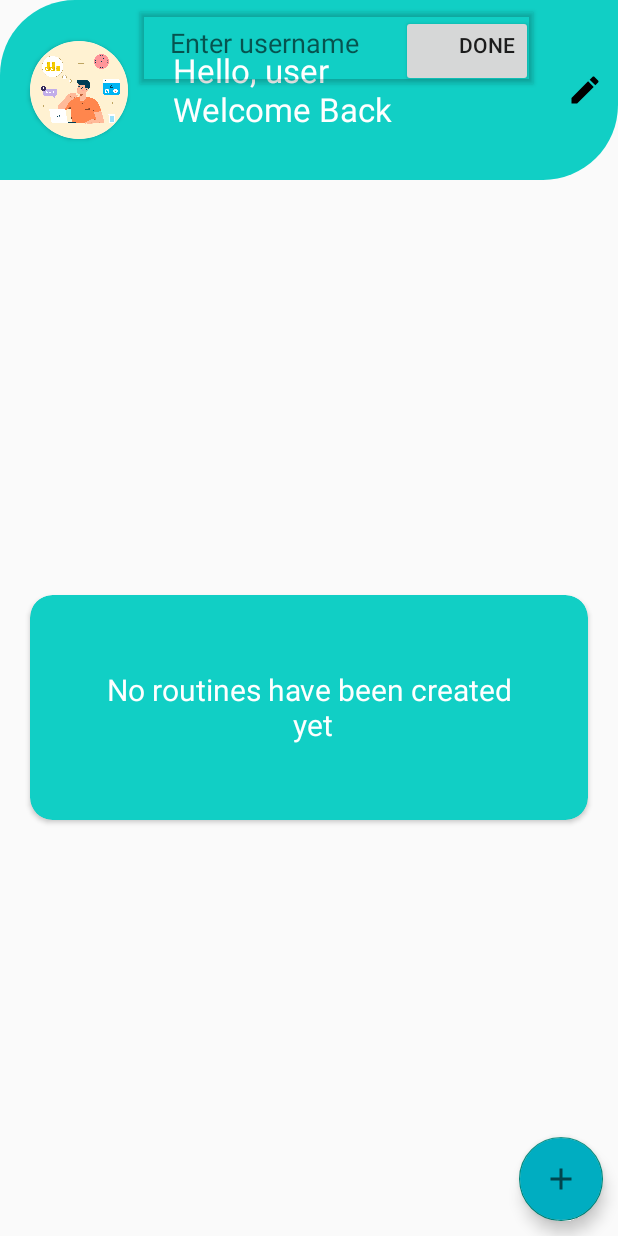
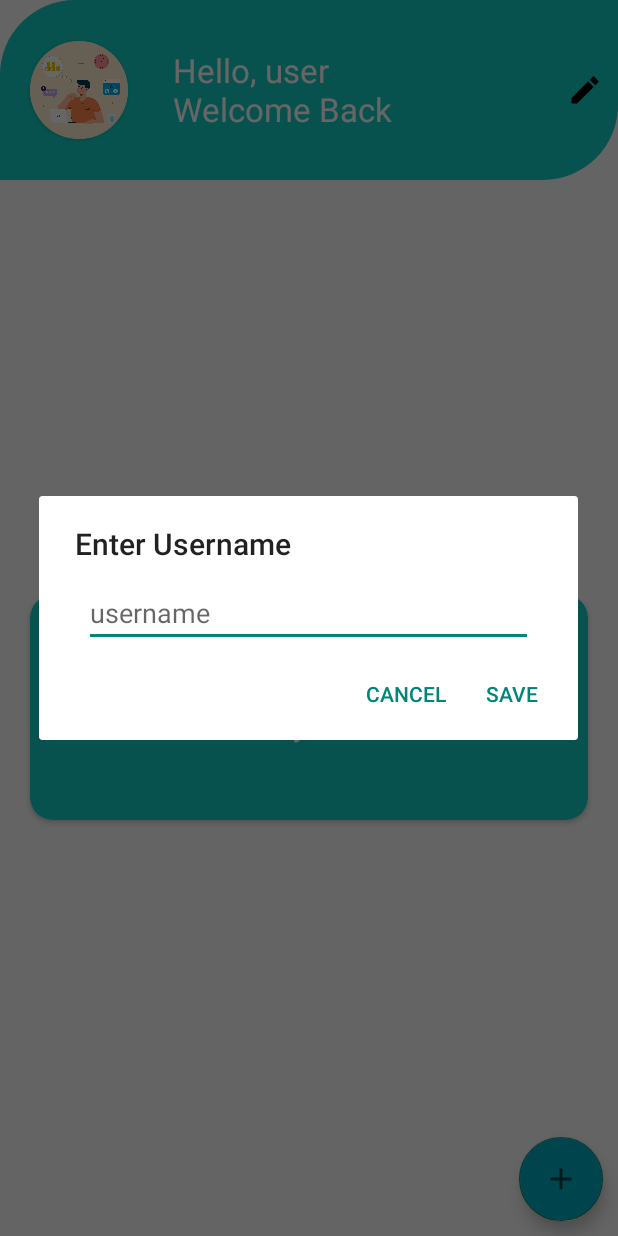
Before and after one commit to bhaveshppatil/_TickTask_, an Android app: the WelcomeActivity screen opened directly, with no data from a screen before it, after a tap on an icon or button, on a phone screen of 412 x 824 dp. Run offline under Robolectric (Android 15) with nearby library versions, the phone set to English and light mode, and no system bars; our stand-ins replace Room's generated code; Roboto replaces fonts that are not available here.

```diff
--- a/app/src/main/java/com/masai/myjournalapp/Views/WelcomeActivity.kt
+++ b/app/src/main/java/com/masai/myjournalapp/Views/WelcomeActivity.kt
@@ -4,10 +4,11 @@ import android.app.AlertDialog
 import android.app.DatePickerDialog
 import android.app.Dialog
 import android.app.TimePickerDialog
+import android.content.DialogInterface
 import android.os.Bundle
 import android.view.View
 import android.view.ViewGroup
-import android.widget.Toast
+import android.widget.*
 import androidx.appcompat.app.AppCompatActivity
 import androidx.lifecycle.Observer
 import androidx.lifecycle.ViewModelProviders
@@ -47,13 +48,43 @@ class WelcomeActivity : AppCompatActivity(), OnTaskItemClicked {
         supportActionBar?.hide()
 
         ivEditUsername.setOnClickListener {
-            crdUsername.visibility = View.VISIBLE
-            btnDone.setOnClickListener {
-                val username = etUsername.text.toString()
-                tvUserName.text = "Hello, $username \nWelcome Back"
-                crdUsername.visibility = View.GONE
-            }
+
+            val alert =  AlertDialog.Builder(this)
+            val edittext = EditText(this)
+            edittext.hint = "username"
+            edittext.maxLines = 1
+
+            val layout = FrameLayout(this)
+
+            layout.setPaddingRelative(45,15,45,0)
+
+            alert.setTitle("Enter Username")
+
+            layout.addView(edittext)
+
+            alert.setView(layout)
+
+            alert.setPositiveButton(getString(R.string.label_save), DialogInterface.OnClickListener {
+
+                    dialog, which ->
+                run {
+
+                    val qName = edittext.text.toString()
+                    tvUserName.text = "Hello, $qName \nWelcome Back"
+                }
+
+            })
+            alert.setNegativeButton(getString(R.string.label_cancel), DialogInterface.OnClickListener {
+
+                    dialog, which ->
+                run {
+                    dialog.dismiss()
+                }
+            })
+
+            alert.show()
         }
+
         routineDAO = RoutineRoomDB.getDatabaseObject(this).getRoutineDAO()
         val routineRepository = RoutineRepository(routineDAO)
         val routineViewModelFactory = RoutineViewModelFactory(routineRepository)
@@ -71,21 +102,6 @@ class WelcomeActivity : AppCompatActivity(), OnTaskItemClicked {
 
             dialog.ivCancel.setOnClickListener {
                 dialog.dismiss()
-            }
-
-            dialog.radioGroup.setOnCheckedChangeListener { group, checkedId ->
-                when (checkedId) {
-                    R.id.high -> Toast.makeText(
-                        this,
-                        "High Priority Task",
-                        Toast.LENGTH_SHORT
-                    ).show()
-                    R.id.low -> Toast.makeText(
-                        this,
-                        "Low Priority Task",
-                        Toast.LENGTH_SHORT
-                    ).show()
-                }
             }
 
             dialog.ivSelectDate.setOnClickListener(View.OnClickListener {
@@ -125,6 +141,28 @@ class WelcomeActivity : AppCompatActivity(), OnTaskItemClicked {
                 ).show()
             }
 
+            val radioGroup = dialog.findViewById<RadioGroup>(R.id.radioGroup)
+            val high = dialog.findViewById<RadioButton>(R.id.high)
+            val low = dialog.findViewById<RadioButton>(R.id.low)
+
+            radioGroup.setOnCheckedChangeListener { group, checkedId ->
+                val radioButton: Int = radioGroup.checkedRadioButtonId
+
+                if (high.id == radioButton) {
+                    Toast.makeText(
+                        this,
+                        "High Priority Task",
+                        Toast.LENGTH_SHORT
+                    ).show()
+                }
+                if (low.id == radioButton) {
+                    Toast.makeText(
+                        this,
+                        "Low Priority Task",
+                        Toast.LENGTH_SHORT
+                    ).show()
+                }
+            }
 
             dialog.btnAddRoutine.setOnClickListener {
 
--- a/app/src/main/res/layout/welcome_activity.xml
+++ b/app/src/main/res/layout/welcome_activity.xml
@@ -41,43 +41,6 @@
             android:layout_marginEnd="@dimen/dp_10"
             android:layout_marginBottom="@dimen/dp_10"
             android:src="@drawable/ic_baseline_edit_24" />
-
-        <androidx.cardview.widget.CardView
-            android:id="@+id/crdUsername"
-            android:layout_width="wrap_content"
-            android:layout_height="wrap_content"
-            android:layout_margin="8dp"
-            android:layout_toEndOf="@id/view2"
-            android:background="@android:color/transparent"
-            android:backgroundTint="@android:color/transparent"
-            android:visibility="gone">
-
-            <LinearLayout
-                android:layout_width="wrap_content"
-                android:layout_height="wrap_content"
-                android:orientation="horizontal"
-                android:weightSum="2">
-
-                <EditText
-                    android:id="@+id/etUsername"
-                    android:layout_width="wrap_content"
-                    android:layout_height="wrap_content"
-                    android:background="@android:color/transparent"
-                    android:hint="Enter username"
-                    android:padding="8dp"
-                    android:paddingStart="@dimen/dp_20" />
-
-                <Button
-                    android:id="@+id/btnDone"
-                    android:layout_width="wrap_content"
-                    android:layout_height="wrap_content"
-                    android:layout_marginStart="@dimen/dp_20"
-                    android:gravity="end"
-                    android:text="Done" />
-
-            </LinearLayout>
-
-        </androidx.cardview.widget.CardView>
 
 
         <TextView
--- a/app/src/main/res/values/strings.xml
+++ b/app/src/main/res/values/strings.xml
@@ -3,4 +3,6 @@
     <string name="login_email_hint">Email</string>
     <string name="login_password_hint">Password</string>
     <string name="notification_channel_description">Task Notification</string>
+    <string name="label_save">save</string>
+    <string name="label_cancel">cancel</string>
 </resources>
```
Also changed, not shown: app/src/main/res/layout/add_new_routine.xml (+6 -8 lines).
